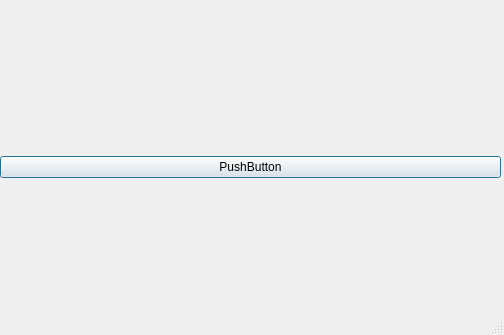
Before: the Qt Designer form SomeTest/QT/ui/test.ui in liqiang0508/PythonStudy, drawn with Qt 5.
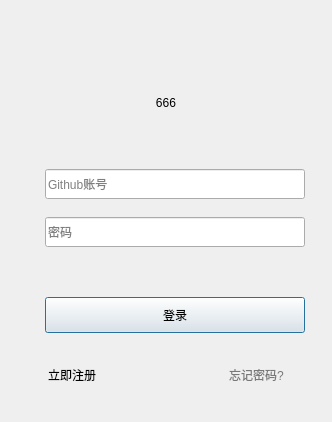
After: the same form once the commit is applied.

Commit message: QT登录布局

What changed in the file:
```diff
--- a/SomeTest/QT/ui/test.ui
+++ b/SomeTest/QT/ui/test.ui
@@ -9,44 +9,280 @@
    <rect>
     <x>0</x>
     <y>0</y>
-    <width>504</width>
-    <height>335</height>
+    <width>328</width>
+    <height>418</height>
    </rect>
   </property>
+  <property name="sizePolicy">
+   <sizepolicy hsizetype="Expanding" vsizetype="Expanding">
+    <horstretch>0</horstretch>
+    <verstretch>0</verstretch>
+   </sizepolicy>
+  </property>
+  <property name="minimumSize">
+   <size>
+    <width>0</width>
+    <height>0</height>
+   </size>
+  </property>
+  <property name="maximumSize">
+   <size>
+    <width>16777215</width>
+    <height>16777215</height>
+   </size>
+  </property>
   <property name="windowTitle">
    <string>Dialog</string>
   </property>
   <property name="sizeGripEnabled">
-   <bool>true</bool>
+   <bool>false</bool>
   </property>
   <property name="modal">
    <bool>false</bool>
   </property>
-  <widget class="QWidget" name="verticalLayoutWidget">
-   <property name="geometry">
-    <rect>
-     <x>0</x>
-     <y>0</y>
-     <width>501</width>
-     <height>331</height>
-    </rect>
-   </property>
-   <layout class="QVBoxLayout" name="verticalLayout">
-    <property name="leftMargin">
-     <number>0</number>
-    </property>
-    <property name="topMargin">
-     <number>3</number>
-    </property>
-    <item>
-     <widget class="QPushButton" name="pushButton">
-      <property name="text">
-       <string>PushButton</string>
-      </property>
-     </widget>
-    </item>
-   </layout>
-  </widget>
+  <layout class="QHBoxLayout" name="horizontalLayout">
+   <item>
+    <widget class="QWidget" name="gridWidget" native="true">
+     <property name="minimumSize">
+      <size>
+       <width>310</width>
+       <height>400</height>
+      </size>
+     </property>
+     <property name="maximumSize">
+      <size>
+       <width>310</width>
+       <height>400</height>
+      </size>
+     </property>
+     <layout class="QGridLayout" name="gridLayout">
+      <item row="5" column="0">
+       <spacer name="verticalSpacer">
+        <property name="orientation">
+         <enum>Qt::Vertical</enum>
+        </property>
+        <property name="sizeType">
+         <enum>QSizePolicy::Fixed</enum>
+        </property>
+        <property name="sizeHint" stdset="0">
+         <size>
+          <width>20</width>
+          <height>20</height>
+         </size>
+        </property>
+       </spacer>
+      </item>
+      <item row="2" column="0">
+       <spacer name="verticalSpacer_2">
+        <property name="orientation">
+         <enum>Qt::Vertical</enum>
+        </property>
+        <property name="sizeType">
+         <enum>QSizePolicy::Fixed</enum>
+        </property>
+        <property name="sizeHint" stdset="0">
+         <size>
+          <width>20</width>
+          <height>10</height>
+         </size>
+        </property>
+       </spacer>
+      </item>
+      <item row="1" column="0">
+       <widget class="QWidget" name="horizontalWidget" native="true">
+        <property name="minimumSize">
+         <size>
+          <width>0</width>
+          <height>28</height>
+         </size>
+        </property>
+        <property name="maximumSize">
+         <size>
+          <width>16777215</width>
+          <height>28</height>
+         </size>
+        </property>
+        <layout class="QHBoxLayout" name="horizontalLayout_2"/>
+       </widget>
+      </item>
+      <item row="7" column="0">
+       <widget class="QWidget" name="bottom_2" native="true">
+        <property name="minimumSize">
+         <size>
+          <width>0</width>
+          <height>54</height>
+         </size>
+        </property>
+        <property name="maximumSize">
+         <size>
+          <width>16777215</width>
+          <height>54</height>
+         </size>
+        </property>
+        <layout class="QHBoxLayout" name="bottom">
+         <property name="leftMargin">
+          <number>28</number>
+         </property>
+         <property name="rightMargin">
+          <number>28</number>
+         </property>
+         <item>
+          <widget class="QLabel" name="labelReigster">
+           <property name="sizePolicy">
+            <sizepolicy hsizetype="Fixed" vsizetype="Preferred">
+             <horstretch>0</horstretch>
+             <verstretch>0</verstretch>
+            </sizepolicy>
+           </property>
+           <property name="text">
+            <string>&lt;html&gt;&lt;head/&gt;&lt;body&gt;&lt;p&gt;&lt;a href=&quot;https://github.com/join?source=login&quot;&gt;&lt;span style=&quot; text-decoration: none; color:#24afff;&quot;&gt;立即注册&lt;/span&gt;&lt;/a&gt;&lt;/p&gt;&lt;/body&gt;&lt;/html&gt;</string>
+           </property>
+           <property name="alignment">
+            <set>Qt::AlignCenter</set>
+           </property>
+           <property name="openExternalLinks">
+            <bool>true</bool>
+           </property>
+          </widget>
+         </item>
+         <item>
+          <spacer name="horizontalSpacer">
+           <property name="orientation">
+            <enum>Qt::Horizontal</enum>
+           </property>
+           <property name="sizeHint" stdset="0">
+            <size>
+             <width>40</width>
+             <height>20</height>
+            </size>
+           </property>
+          </spacer>
+         </item>
+         <item>
+          <widget class="QLabel" name="labelForgate">
+           <property name="text">
+            <string>&lt;html&gt;&lt;head/&gt;&lt;body&gt;&lt;p&gt;&lt;a href=&quot;https://github.com/password_reset&quot;&gt;&lt;span style=&quot; text-decoration: none; color:#787878;&quot;&gt;忘记密码?&lt;/span&gt;&lt;/a&gt;&lt;/p&gt;&lt;/body&gt;&lt;/html&gt;</string>
+           </property>
+           <property name="openExternalLinks">
+            <bool>true</bool>
+           </property>
+          </widget>
+         </item>
+        </layout>
+       </widget>
+      </item>
+      <item row="6" column="0">
+       <widget class="QWidget" name="loginform" native="true">
+        <property name="minimumSize">
+         <size>
+          <width>310</width>
+          <height>0</height>
+         </size>
+        </property>
+        <property name="maximumSize">
+         <size>
+          <width>16777215</width>
+          <height>16777215</height>
+         </size>
+        </property>
+        <layout class="QVBoxLayout" name="verticalLayout_2">
+         <property name="spacing">
+          <number>18</number>
+         </property>
+         <property name="leftMargin">
+          <number>25</number>
+         </property>
+         <property name="topMargin">
+          <number>1</number>
+         </property>
+         <property name="rightMargin">
+          <number>25</number>
+         </property>
+         <item>
+          <widget class="QLineEdit" name="account">
+           <property name="minimumSize">
+            <size>
+             <width>0</width>
+             <height>30</height>
+            </size>
+           </property>
+           <property name="placeholderText">
+            <string>Github账号</string>
+           </property>
+          </widget>
+         </item>
+         <item>
+          <widget class="QLineEdit" name="pwd">
+           <property name="minimumSize">
+            <size>
+             <width>0</width>
+             <height>30</height>
+            </size>
+           </property>
+           <property name="placeholderText">
+            <string>密码</string>
+           </property>
+          </widget>
+         </item>
+         <item>
+          <widget class="QLabel" name="labelTips">
+           <property name="text">
+            <string/>
+           </property>
+          </widget>
+         </item>
+         <item>
+          <widget class="QPushButton" name="pushButton">
+           <property name="minimumSize">
+            <size>
+             <width>0</width>
+             <height>36</height>
+            </size>
+           </property>
+           <property name="text">
+            <string>登录</string>
+           </property>
+          </widget>
+         </item>
+        </layout>
+       </widget>
+      </item>
+      <item row="3" column="1">
+       <spacer name="horizontalSpacer_2">
+        <property name="orientation">
+         <enum>Qt::Horizontal</enum>
+        </property>
+        <property name="sizeHint" stdset="0">
+         <size>
+          <width>40</width>
+          <height>20</height>
+         </size>
+        </property>
+       </spacer>
+      </item>
+      <item row="3" column="0">
+       <widget class="QLabel" name="label">
+        <property name="sizePolicy">
+         <sizepolicy hsizetype="Preferred" vsizetype="Preferred">
+          <horstretch>0</horstretch>
+          <verstretch>0</verstretch>
+         </sizepolicy>
+        </property>
+        <property name="frameShape">
+         <enum>QFrame::NoFrame</enum>
+        </property>
+        <property name="text">
+         <string>666</string>
+        </property>
+        <property name="alignment">
+         <set>Qt::AlignCenter</set>
+        </property>
+       </widget>
+      </item>
+     </layout>
+    </widget>
+   </item>
+  </layout>
  </widget>
  <resources/>
  <connections/>
```
The commit also changes 2 other files.
